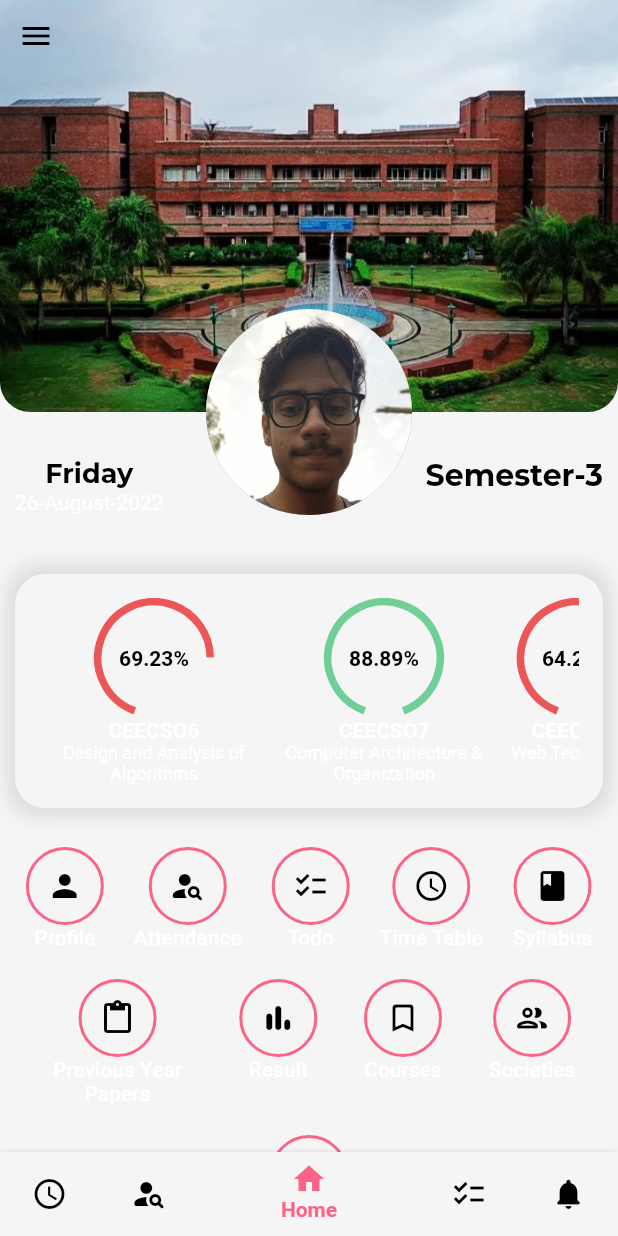
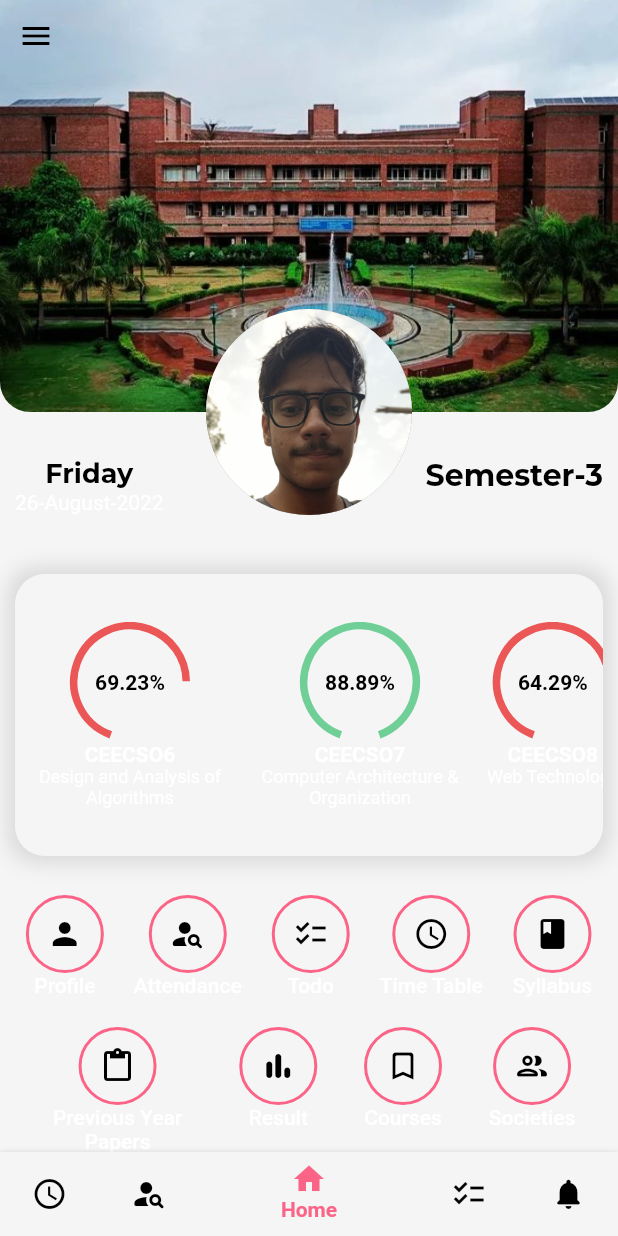
Before and after one commit to PriyanshuSharma23/nsut_clone, a Flutter app: the screen it shows after launch, on a phone screen of 412 x 824 dp. Run offline on Flutter 3.47's test engine with Material 2 defaults, Android fonts, the phone set to English and light mode, and no system bars; drawn by our look-alikes of percent_indicator; our stand-ins replace get, google_fonts, timeline_tile; statements that could not run were skipped.

Commit message:
minor tweaks to homepage

```diff
--- a/lib/screens/daily_attendance_screen.dart
+++ b/lib/screens/daily_attendance_screen.dart
@@ -64,6 +64,7 @@ class DailyAttendanceScreen extends StatelessWidget {
                   "Attended ${tally['present']!.toInt()} out of ${tally['total']!.toInt()}",
                   style: Get.theme.textTheme.headline5!.copyWith(
                     fontWeight: FontWeight.bold,
+                    color: Colors.white,
                   ),
                   textAlign: TextAlign.center,
                 ),
--- a/lib/screens/home_page.dart
+++ b/lib/screens/home_page.dart
@@ -40,8 +40,7 @@ class _HomePageState extends State<HomePage> {
   @override
   Widget build(BuildContext context) {
     final isDark = Get.theme.brightness == Brightness.dark;
-    return SafeArea(
-      child: Scaffold(
+    return Scaffold(
       body: PageView(
         onPageChanged: (index) {
           setState(() {
@@ -96,7 +95,6 @@ class _HomePageState extends State<HomePage> {
               .toList(),
         ),
       ),
-      ),
     );
   }
 
--- a/lib/screens/main_home_screen.dart
+++ b/lib/screens/main_home_screen.dart
@@ -88,14 +88,15 @@ class MainHomeScreen extends StatelessWidget {
                             spreadRadius: 5,
                           ),
                         ]),
-                    padding: const EdgeInsets.all(16.0),
+                    padding: const EdgeInsets.symmetric(vertical: 32.0),
                     child: SingleChildScrollView(
                       scrollDirection: Axis.horizontal,
                       child: Obx(
                         () => Row(
                           crossAxisAlignment: CrossAxisAlignment.start,
                           mainAxisAlignment: MainAxisAlignment.center,
-                          children: _attendanceController.courses.map((course) {
+                          children: _attendanceController.courses.map(
+                            (course) {
                               final tally = classStats(course);
                               final percentage =
                                   tally['present']! / tally['total']!;
@@ -106,7 +107,8 @@ class MainHomeScreen extends StatelessWidget {
                                 constraints: BoxConstraints(
                                   maxWidth: screenWidth / 3,
                                 ),
-                              margin: const EdgeInsets.symmetric(horizontal: 8),
+                                margin:
+                                    const EdgeInsets.symmetric(horizontal: 8),
                                 child: GestureDetector(
                                   onTap: () {
                                     Get.toNamed(
@@ -158,7 +160,8 @@ class MainHomeScreen extends StatelessWidget {
                                   ),
                                 ),
                               );
-                          }).toList(),
+                            },
+                          ).toList(),
                         ),
                       ),
                     ),
--- a/lib/widgets/selector_widget.dart
+++ b/lib/widgets/selector_widget.dart
@@ -75,9 +75,9 @@ class SelectorItem extends StatelessWidget {
               color: isDark
                   ? Colors.black.withOpacity(0.6)
                   : Colors.grey.withOpacity(0.3),
-              // offset: const Offset(2, 2),
-              blurRadius: 15,
-              spreadRadius: 3,
+              offset: const Offset(2, 8),
+              blurRadius: 20,
+              spreadRadius: 1,
             ),
         ],
       ),
```
Lines whose indentation alone changed are shown as unchanged.
